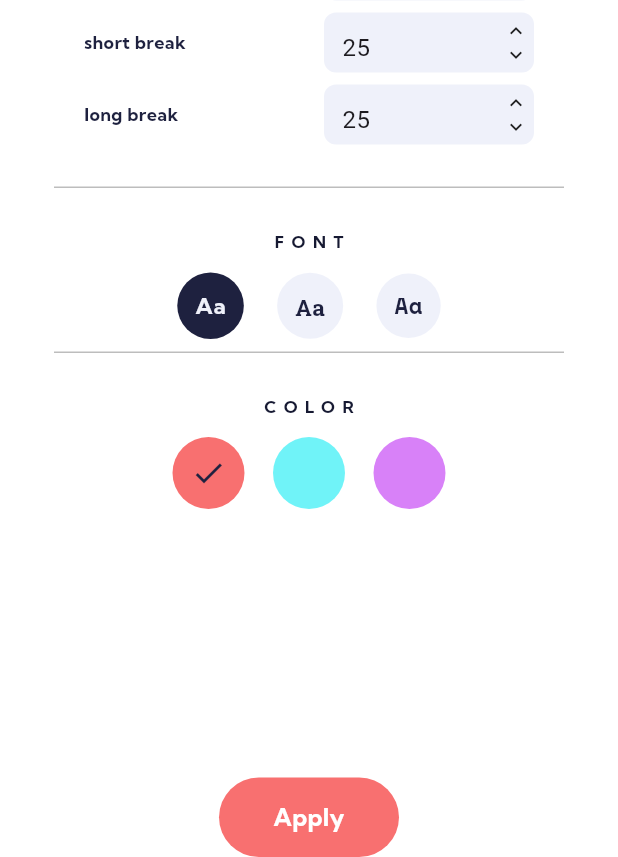
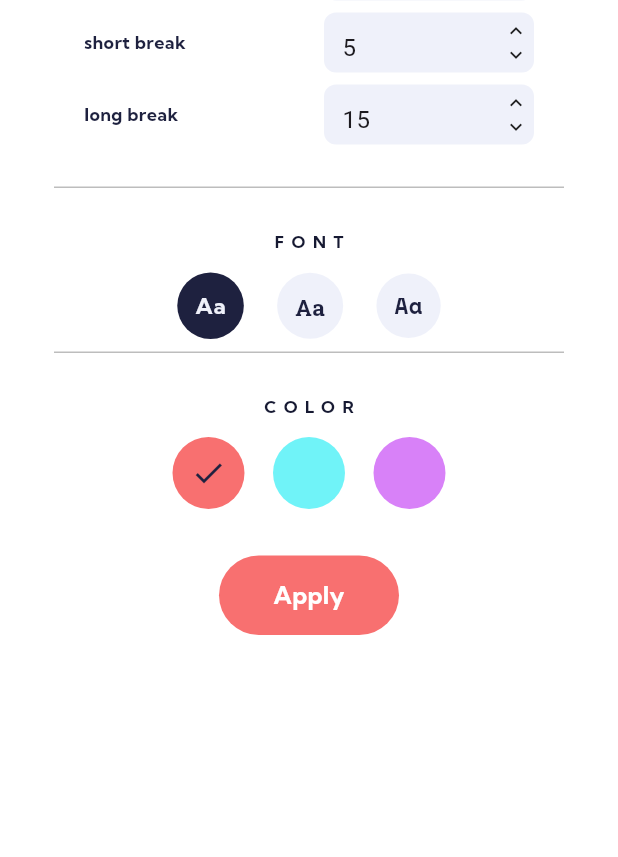
Before and after one commit to gauravr-dev/NVTaskManager, a Flutter app: the screen it shows after launch, after a tap on the "settings" icon, on a phone screen of 412 x 824 dp, the part 379-1236 px from its top. Run offline on Flutter 3.47's test engine with Material 3 defaults, Android fonts, the phone set to English and light mode, and no system bars; our stand-ins replace custom_sliding_segmented_control, flutter_riverpod, percent_indicator.

Commit message:
restructuring and riverpod fixed.

```diff
--- a/lib/components/button.dart
+++ b/lib/components/custom_button.dart
@@ -1,7 +1,7 @@
 import 'package:flutter/material.dart';
 import 'package:pomodoro_app/constants/text_styles.dart';
 
-class NVButton extends StatelessWidget {
+class CustomButton extends StatelessWidget {
   final String buttonText;
   final Image? icon;
   final void Function() onPressed;
@@ -10,7 +10,7 @@ class NVButton extends StatelessWidget {
   final double height;
   final double? width;
 
-  const NVButton({
+  const CustomButton({
     super.key,
     required this.onPressed,
     required this.buttonText,
--- a/lib/components/text_input_view.dart
+++ b/lib/components/text_input_view.dart
@@ -19,7 +19,13 @@ class TimeInputView extends StatelessWidget {
     required this.textCompletion,
   }) {
     _controller.text = text;
-    _controller.addListener(() => textCompletion(_controller.text));
+    _controller.addListener(
+      () {
+        if (text.isNotEmpty) {
+          textCompletion(_controller.text);
+        }
+      },
+    );
 
     _decrementButton = GestureDetector(
       onTap: _decrementValue,
@@ -60,6 +66,8 @@ class TimeInputView extends StatelessWidget {
       height: height,
       width: width,
       child: Row(
+        mainAxisAlignment: MainAxisAlignment.center,
+        crossAxisAlignment: CrossAxisAlignment.center,
         children: [
           Expanded(
             child: TextField(
--- a/lib/components/TimerView.dart
+++ b/lib/components/timer_view.dart
@@ -1,6 +1,8 @@
 import 'package:flutter/material.dart';
 import 'package:percent_indicator/percent_indicator.dart';
 import 'package:pomodoro_app/constants/colors.dart';
+import 'package:pomodoro_app/constants/widget_keys.dart';
+import 'package:intl/intl.dart';
 
 class TimerView extends StatelessWidget {
   final Color textColor;
@@ -63,6 +65,7 @@ class TimerView extends StatelessWidget {
                   ),
                 ),
                 GestureDetector(
+                  key: timerStartButton,
                   onTap: () => {changeStatus(elapsedValue)},
                   child: Text(
                     status.toUpperCase(),
@@ -97,6 +100,7 @@ class TimerView extends StatelessWidget {
     int remMinutes = remainingSeconds ~/ 60;
     int remSeconds = (remainingSeconds % 60);
 
-    return "$remMinutes : $remSeconds";
+    var twoDigits = NumberFormat("00", "en_US");
+    return "${twoDigits.format(remMinutes)}:${twoDigits.format(remSeconds)}";
   }
 }
--- a/lib/constants/text_styles.dart
+++ b/lib/constants/text_styles.dart
@@ -1,6 +1,7 @@
 import 'package:flutter/material.dart';
 import 'package:pomodoro_app/constants/colors.dart';
 
+// Figma Styles
 // Kumbh Sans
 // Robot Slab
 // Space Mono
--- /dev/null
+++ b/lib/constants/widget_keys.dart
@@ -0,0 +1,5 @@
+import 'package:flutter/material.dart';
+
+const Key pomodoroPhaseSegment = Key("PomodoroPhaseSegment");
+const Key pomodoroTimer = Key("pomodoroTimer");
+const Key timerStartButton = Key("TimerStartButton");
--- a/lib/main.dart
+++ b/lib/main.dart
@@ -8,7 +8,9 @@ void main() {
 
   runApp(
     const ProviderScope(
-      child: MyApp(),
+      child: MyApp(
+        key: Key("PomodoroApp"),
+      ),
     ),
   );
 }
@@ -25,7 +27,9 @@ class MyApp extends ConsumerWidget {
         primaryColor: AppColors.primary,
         scaffoldBackgroundColor: AppColors.secondaryBackground,
       ),
-      home: const HomeScreen(),
+      home: const HomeScreen(
+        key: Key("HomeScreen"),
+      ),
     );
   }
 }
--- a/lib/models/settings_model.dart
+++ b/lib/models/settings_model.dart
@@ -1,24 +1,24 @@
 import 'package:flutter/material.dart';
-import 'package:flutter_riverpod/flutter_riverpod.dart';
 import 'package:pomodoro_app/constants/colors.dart';
 import 'package:pomodoro_app/models/task.dart';
 import 'package:pomodoro_app/constants/text_styles.dart';
 
+@immutable
 class Settings {
-  String font;
-  int pomodoroTime;
-  int longBreakTime;
-  int shortBreakTime;
-  Color color;
+  final String font;
+  final int pomodoroTime;
+  final int longBreakTime;
+  final int shortBreakTime;
+  final Color color;
 
-  Settings(
+  const Settings(
       {required this.color,
       required this.font,
       required this.pomodoroTime,
       required this.shortBreakTime,
       required this.longBreakTime});
 
-  static var defaultSettings = Settings(
+  static var defaultSettings = const Settings(
       color: AppColors.primary,
       font: fontFamilyName1,
       pomodoroTime: 25,
@@ -37,19 +37,20 @@ class Settings {
         return pomodoroTime * 60;
     }
   }
-}
 
-class SettingNotifier extends StateNotifier<Settings> {
-  SettingNotifier(super.state);
-
-  updateSettings(Settings settings) {
-    state = settings;
-  }
-
-  reset() {
-    state = Settings.defaultSettings;
+  Settings copyWith({
+    Color? color,
+    String? font,
+    int? pomodoroTime,
+    int? shortBreakTime,
+    int? longBreakTime,
+  }) {
+    return Settings(
+      color: color ?? this.color,
+      font: font ?? this.font,
+      pomodoroTime: pomodoroTime ?? this.pomodoroTime,
+      shortBreakTime: shortBreakTime ?? this.shortBreakTime,
+      longBreakTime: longBreakTime ?? this.longBreakTime,
+    );
   }
 }
-
-final settingsStateProvider = StateNotifierProvider<SettingNotifier, Settings>(
-    (ref) => SettingNotifier(Settings.defaultSettings));
--- /dev/null
+++ b/lib/provider/settings_state_provider.dart
@@ -0,0 +1,21 @@
+import 'package:flutter_riverpod/flutter_riverpod.dart';
+import 'package:pomodoro_app/models/settings_model.dart';
+
+class SettingNotifier extends StateNotifier<Settings> {
+  SettingNotifier() : super(Settings.defaultSettings);
+
+  updateSettings(Settings settings) {
+    state = settings.copyWith();
+  }
+
+  reset() {
+    state = Settings.defaultSettings;
+  }
+
+  getSettings() {
+    return state;
+  }
+}
+
+final settingsStateProvider = StateNotifierProvider<SettingNotifier, Settings>(
+    (ref) => SettingNotifier());
--- a/lib/screens/home_screen.dart
+++ b/lib/screens/home_screen.dart
@@ -4,18 +4,22 @@ import 'package:flutter/material.dart';
 import 'package:flutter_riverpod/flutter_riverpod.dart';
 import 'package:pomodoro_app/constants/colors.dart';
 import 'package:pomodoro_app/constants/strings.dart';
+import 'package:pomodoro_app/constants/widget_keys.dart';
+import 'package:pomodoro_app/provider/settings_state_provider.dart';
 import 'package:pomodoro_app/screens/settings_screen.dart';
 import 'package:pomodoro_app/models/task.dart';
 import 'package:pomodoro_app/constants/text_styles.dart';
-import '../components/TimerView.dart';
+import '../components/timer_view.dart';
 import '../components/segment_view.dart';
 import '../models/settings_model.dart';
+
+const double iconSize = 28;
 
 class HomeScreen extends ConsumerStatefulWidget {
   const HomeScreen({super.key});
 
   @override
-  ConsumerState<ConsumerStatefulWidget> createState() => _HomeScreenState();
+  ConsumerState<HomeScreen> createState() => _HomeScreenState();
 }
 
 class _HomeScreenState extends ConsumerState<HomeScreen> {
@@ -55,13 +59,14 @@ class _HomeScreenState extends ConsumerState<HomeScreen> {
   Widget build(BuildContext context) {
     String screenTitle = "pomodoro";
 
-    ref.listen(settingsStateProvider, (previous, next) {
-      setState(() {
-        settings = next;
-      });
-    });
+    settings = ref.watch(settingsStateProvider);
 
-    return Scaffold(
+    const segmentViewPadding = EdgeInsets.fromLTRB(24, 45, 24, 20);
+    const timerViewPadding = EdgeInsets.all(24);
+    const iconPadding = EdgeInsets.all(1);
+
+    return SafeArea(
+      child: Scaffold(
         appBar: AppBar(
           title: Text(
             screenTitle,
@@ -88,13 +93,14 @@ class _HomeScreenState extends ConsumerState<HomeScreen> {
               ],
             ),
           ),
-        child: Center(
-          child: SafeArea(
+          child: SingleChildScrollView(
+            keyboardDismissBehavior: ScrollViewKeyboardDismissBehavior.onDrag,
             child: Column(
               children: [
                 Padding(
-                  padding: const EdgeInsets.fromLTRB(24, 45, 24, 20),
+                  padding: segmentViewPadding,
                   child: SegmentView(
+                    key: pomodoroPhaseSegment,
                     segmentTitles: const [
                       Strings.pomodoro,
                       Strings.shortBreak,
@@ -110,8 +116,9 @@ class _HomeScreenState extends ConsumerState<HomeScreen> {
                   ),
                 ),
                 Padding(
-                  padding: const EdgeInsets.all(24),
+                  padding: timerViewPadding,
                   child: TimerView(
+                    key: pomodoroTimer,
                     textColor: AppColors.textTernary,
                     backgroundColor: AppColors.background,
                     progressColor: settings.color,
@@ -125,9 +132,10 @@ class _HomeScreenState extends ConsumerState<HomeScreen> {
                   ),
                 ),
                 Padding(
-                  padding: const EdgeInsets.all(44),
+                  padding: iconPadding,
                   child: IconButton(
-                      iconSize: 28,
+                      key: const Key('SettingsButton'),
+                      iconSize: iconSize,
                       onPressed: () => {
                             // Present the settings screen
                             openDialog()
@@ -154,11 +162,10 @@ class _HomeScreenState extends ConsumerState<HomeScreen> {
   }
 
   onChangeValue(int idx) {
-    if (_timer?.isActive ?? true) {
     _timer?.cancel();
     // update timer settings
     task = Task();
-    }
+
     setState(() {
       task.setPhase(idx);
     });
@@ -178,7 +185,7 @@ class _HomeScreenState extends ConsumerState<HomeScreen> {
       case TaskStatus.running:
         startTimer();
         break;
-      case TaskStatus.paused:
+      case TaskStatus.start:
         _timer?.cancel();
         break;
       case TaskStatus.end:
@@ -187,4 +194,12 @@ class _HomeScreenState extends ConsumerState<HomeScreen> {
       default:
     }
   }
+
+  @override
+  void dispose() {
+    _timer?.cancel();
+    _timer = null;
+
+    super.dispose();
   }
+}
--- a/lib/screens/settings_screen.dart
+++ b/lib/screens/settings_screen.dart
@@ -1,17 +1,18 @@
 import 'package:flutter/material.dart';
 import 'package:flutter_riverpod/flutter_riverpod.dart';
-import 'package:pomodoro_app/components/button.dart';
+import 'package:pomodoro_app/components/custom_button.dart';
 import 'package:pomodoro_app/constants/colors.dart';
 import 'package:pomodoro_app/models/settings_model.dart';
 import 'package:pomodoro_app/constants/strings.dart';
 import 'package:pomodoro_app/components/text_input_view.dart';
 import 'package:pomodoro_app/constants/text_styles.dart';
+import 'package:pomodoro_app/provider/settings_state_provider.dart';
 
 class SettingsScreen extends ConsumerStatefulWidget {
   const SettingsScreen({super.key});
 
   @override
-  ConsumerState<ConsumerStatefulWidget> createState() => _SettingsScreenState();
+  ConsumerState<SettingsScreen> createState() => _SettingsScreenState();
 }
 
 class _SettingsScreenState extends ConsumerState<SettingsScreen> {
@@ -38,20 +39,21 @@ class _SettingsScreenState extends ConsumerState<SettingsScreen> {
   @override
   void initState() {
     super.initState();
-    settings = ref.read(settingsStateProvider);
+    settings = ref.read(settingsStateProvider.notifier).getSettings();
   }
 
   onChangeTimerValues(String timerName, String textValue) {
     int value = int.parse(textValue);
+
     switch (timerName) {
       case Strings.pomodoro:
-        settings.pomodoroTime = value;
+        settings = settings.copyWith(pomodoroTime: value);
         break;
       case Strings.shortBreak:
-        settings.shortBreakTime = value;
+        settings = settings.copyWith(shortBreakTime: value);
         break;
       case Strings.longBreak:
-        settings.longBreakTime = value;
+        settings = settings.copyWith(longBreakTime: value);
         break;
       default:
         print("$timerName not supported");
@@ -65,13 +67,13 @@ class _SettingsScreenState extends ConsumerState<SettingsScreen> {
 
   onChangeColor(Color color) {
     setState(() {
-      settings.color = color;
+      settings = settings.copyWith(color: color);
     });
   }
 
   onChangeFont(String font) {
     setState(() {
-      settings.font = font;
+      settings = settings.copyWith(font: font);
     });
   }
 
@@ -84,15 +86,12 @@ class _SettingsScreenState extends ConsumerState<SettingsScreen> {
     return SafeArea(
       child: Scaffold(
         backgroundColor: Colors.transparent,
-        floatingActionButtonLocation: FloatingActionButtonLocation.centerDocked,
-        floatingActionButton: NVButton(
-          onPressed: () => {onApplySettings()},
-          buttonText: "Apply",
-          backgroundColor: AppColors.primary,
-          textColor: Colors.white,
-          height: 53,
-        ),
-        body: Container(
+        body: SingleChildScrollView(
+          keyboardDismissBehavior: ScrollViewKeyboardDismissBehavior.onDrag,
+          child: Stack(
+            alignment: Alignment.bottomCenter,
+            children: [
+              Container(
                 margin: const EdgeInsets.fromLTRB(8, 24, 8, 24),
                 decoration: const BoxDecoration(
                   color: Colors.white,
@@ -107,7 +106,8 @@ class _SettingsScreenState extends ConsumerState<SettingsScreen> {
                       height: 1,
                       color: Colors.black26,
                     ),
-              buildTimerInputsWidget(timers, settings, onChangeTimerValues),
+                    buildTimerInputsWidget(
+                        timers, settings, onChangeTimerValues),
                     const Divider(
                       height: 1,
                       color: Colors.black26,
@@ -123,7 +123,17 @@ class _SettingsScreenState extends ConsumerState<SettingsScreen> {
                       endIndent: 28,
                     ),
                     buildColorsSelectionWidget(
-                  availableColors, settings.color, onChangeColor)
+                        availableColors, settings.color, onChangeColor),
+                  ],
+                ),
+              ),
+              CustomButton(
+                onPressed: () => {onApplySettings()},
+                buttonText: "Apply",
+                backgroundColor: AppColors.primary,
+                textColor: Colors.white,
+                height: 53,
+              )
             ],
           ),
         ),
@@ -224,7 +234,7 @@ class _SettingsScreenState extends ConsumerState<SettingsScreen> {
                   ),
                 ),
                 TimeInputView(
-                  text: settings.pomodoroTime.toString(),
+                  text: settings.shortBreakTime.toString(),
                   height: 40,
                   width: 140,
                   textCompletion: (text) => {
@@ -251,7 +261,7 @@ class _SettingsScreenState extends ConsumerState<SettingsScreen> {
                   ),
                 ),
                 TimeInputView(
-                  text: settings.pomodoroTime.toString(),
+                  text: settings.longBreakTime.toString(),
                   height: 40,
                   width: 140,
                   textCompletion: (text) => {
@@ -327,7 +337,7 @@ class _SettingsScreenState extends ConsumerState<SettingsScreen> {
     Function(Color) changeColorCallback,
   ) {
     return Padding(
-      padding: const EdgeInsets.fromLTRB(88, 24, 88, 8),
+      padding: const EdgeInsets.fromLTRB(88, 24, 88, 60),
       child: Column(
         children: [
           const Padding(
--- a/pubspec.yaml
+++ b/pubspec.yaml
@@ -39,6 +39,7 @@ dependencies:
   custom_sliding_segmented_control: ^1.8.1
   percent_indicator: ^4.2.3
   golden_toolkit: ^0.15.0
+  intl: ^0.19.0
 
 dev_dependencies:
   flutter_test:
```
Also changed, not shown: flutter_test_config.dart (deleted, +0 -7 lines), lib/models/task.dart (+2 -7 lines), pubspec.lock, 7 other files. Lines whose indentation alone changed are shown as unchanged.
